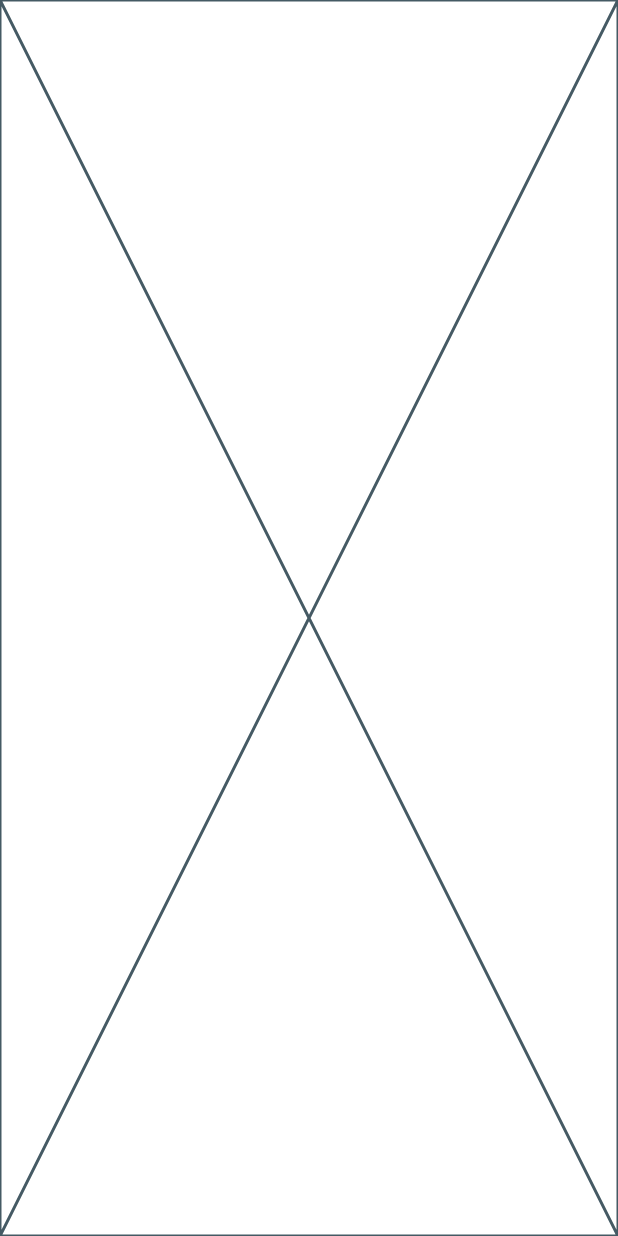
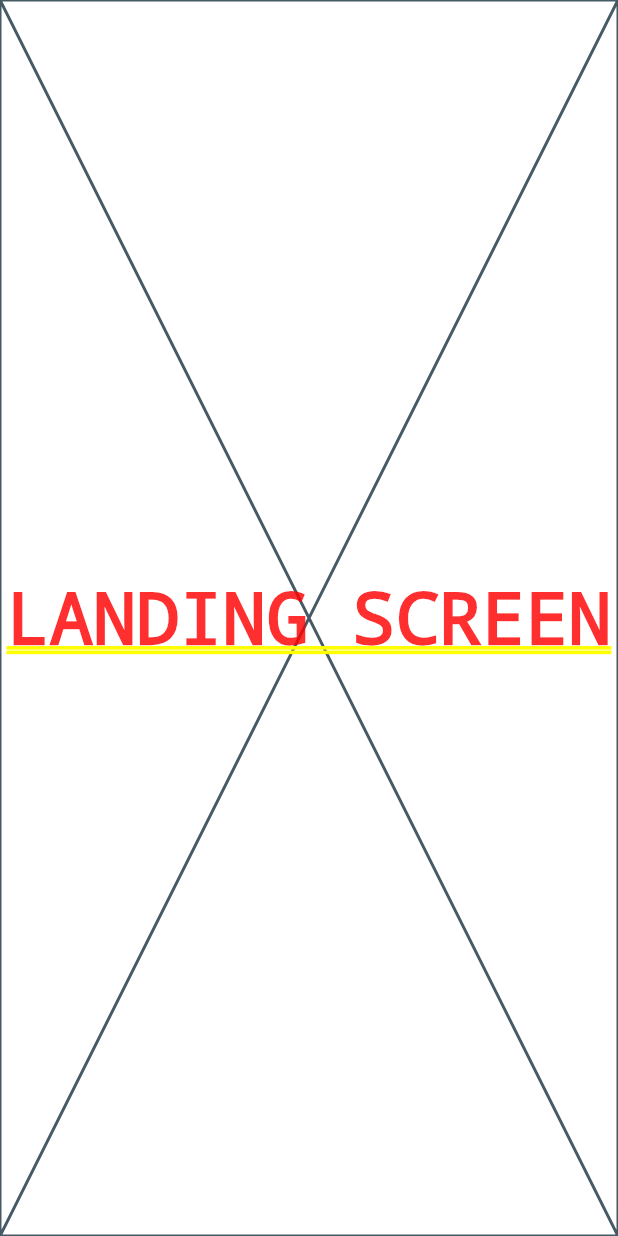
Before and after one commit to trulyPranav/AttendEase-MEC, a Flutter app: the screen it shows after launch, on a phone screen of 412 x 824 dp. Run offline on Flutter 3.47's test engine with Material 3 defaults, Android fonts, the phone set to English and light mode, and no system bars; our stand-ins replace loading_animation_widget, shared_preferences.

Commit message:
landing screen glitch

```diff
--- a/lib/UI/Screens/LandingScrren/landing_screen.dart
+++ b/lib/UI/Screens/LandingScrren/landing_screen.dart
@@ -1,4 +1,5 @@
 import 'package:flutter/material.dart';
+import 'package:shared_preferences/shared_preferences.dart';
 
 class LandingScreen extends StatefulWidget {
   const LandingScreen({super.key});
@@ -9,7 +10,22 @@ class LandingScreen extends StatefulWidget {
 
 class _LandingScreenState extends State<LandingScreen> {
   @override
+  void initState(){
+    super.initState();
+  Future.delayed(const Duration(milliseconds: 3000), () async {
+    SharedPreferences prefs = await SharedPreferences.getInstance();
+    prefs.setBool('firstTime', false);
+    if (mounted) {
+      Navigator.pop(context);
+    }
+  });
+  }
+  @override
   Widget build(BuildContext context) {
-    return const Placeholder();
+    return const Placeholder(
+      child: Center(
+        child: Text("LANDING SCREEN"),
+      ),
+    );
   }
 }
```
